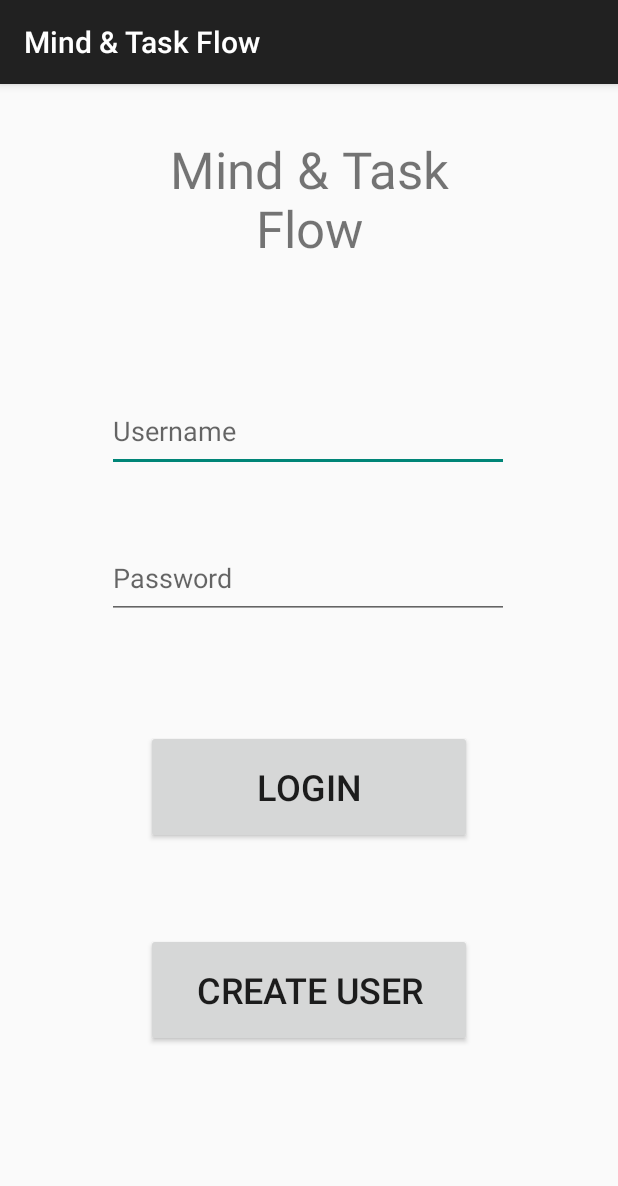
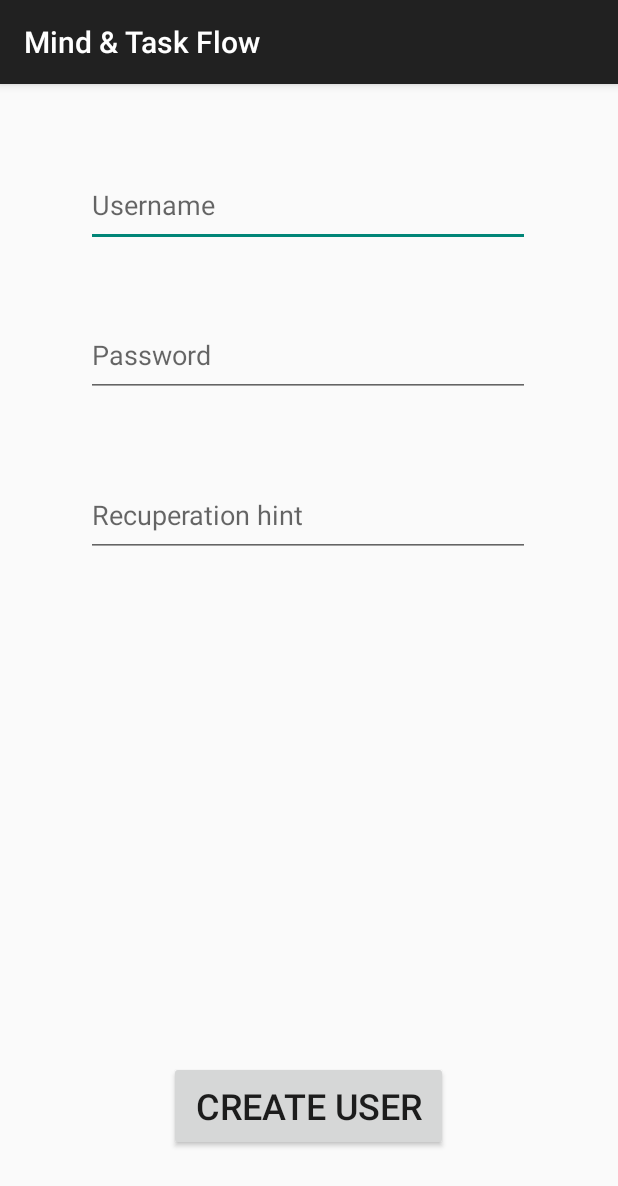
Before and after one commit to L0rdxavi97/Mind-TaskFlow, an Android app: the screen it shows after launch (MainActivity before the commit, create_user_activity after it), after a tap on "CREATE USER", on a phone screen of 412 x 824 dp. Shown: the top 1186 px of the screen. Run offline under Robolectric (Android 15) with nearby library versions, the phone set to English and light mode, and no system bars.

Commit message:
implementation of create user activity at local commit

```diff
--- a/ProyectoMind&TaskFlow/app/src/main/AndroidManifest.xml
+++ b/ProyectoMind&TaskFlow/app/src/main/AndroidManifest.xml
@@ -26,6 +26,9 @@
         android:theme="@style/Theme.AppCompat.DayNight.DarkActionBar"
         tools:targetApi="31">
         <activity
+            android:name=".create_user_activity"
+            android:exported="false" />
+        <activity
             android:name=".log_user"
             android:exported="false" />
         <activity
--- a/ProyectoMind&TaskFlow/app/src/main/java/com/example/proyectomindtaskflow/MainActivity.java
+++ b/ProyectoMind&TaskFlow/app/src/main/java/com/example/proyectomindtaskflow/MainActivity.java
@@ -47,7 +47,8 @@ public class MainActivity extends AppCompatActivity {
                 System.out.println("Crear passwd: "+psw.getText());
 
 
-                manejadorBDTablas.insertar_user(usr.getText().toString(),psw.getText().toString(),"PEPE","PACO");
+                //manejadorBDTablas.insertar_user(usr.getText().toString(),psw.getText().toString(),"PEPE","PACO");
+                intento2();
             }
         });
 
@@ -59,4 +60,9 @@ public class MainActivity extends AppCompatActivity {
         intent.addFlags(Intent.FLAG_ACTIVITY_REORDER_TO_FRONT);
         startActivity(intent);
     }
+    public void intento2() {
+        Intent intent = new Intent(this, create_user_activity.class);
+        intent.addFlags(Intent.FLAG_ACTIVITY_REORDER_TO_FRONT);
+        startActivity(intent);
+    }
 }
--- a/ProyectoMind&TaskFlow/app/src/main/java/com/example/proyectomindtaskflow/ManejadorBDTablas.java
+++ b/ProyectoMind&TaskFlow/app/src/main/java/com/example/proyectomindtaskflow/ManejadorBDTablas.java
@@ -91,7 +91,7 @@ public class ManejadorBDTablas extends SQLiteOpenHelper {
         return (resultado!=-1);
     }
 
-    public Cursor listar(){
+    public Cursor listar_users(){
         SQLiteDatabase sqLiteDatabase=this.getReadableDatabase();
         Cursor cursor=sqLiteDatabase.rawQuery("SELECT * FROM "+TABLE_USER,null);
         return cursor;
--- /dev/null
+++ b/ProyectoMind&TaskFlow/app/src/main/java/com/example/proyectomindtaskflow/create_user_activity.java
@@ -0,0 +1,45 @@
+package com.example.proyectomindtaskflow;
+
+import android.os.Bundle;
+import android.view.View;
+import android.widget.Button;
+import android.widget.EditText;
+
+import androidx.activity.EdgeToEdge;
+import androidx.appcompat.app.AppCompatActivity;
+import androidx.core.graphics.Insets;
+import androidx.core.view.ViewCompat;
+import androidx.core.view.WindowInsetsCompat;
+
+public class create_user_activity extends AppCompatActivity {
+
+    public Button boton;
+    public EditText nombre;
+    public EditText password;
+    public EditText frase;
+    public ManejadorBDTablas manejadorBDTablas;
+    @Override
+    protected void onCreate(Bundle savedInstanceState) {
+        super.onCreate(savedInstanceState);
+        setContentView(R.layout.activity_create_user);
+
+        manejadorBDTablas=new ManejadorBDTablas(this);
+        boton=findViewById(R.id.create_user_btn);
+        nombre=findViewById(R.id.ett_new_username);
+        password=findViewById(R.id.ett_new_passwd);
+        frase=findViewById(R.id.ett_new_r_hint);
+
+        boton.setOnClickListener(new View.OnClickListener() {
+            @Override
+            public void onClick(View v) {
+                manejadorBDTablas.insertar_user(nombre.getText().toString(),password.getText().toString(),frase.getText().toString(),"PACO");
+
+                System.out.println("Usuario: "+nombre.getText().toString());
+                System.out.println("Password: "+password.getText().toString());
+                System.out.println("Frase: "+frase.getText().toString());
+            }
+        });
+
+
+    }
+}
--- a/ProyectoMind&TaskFlow/app/src/main/java/com/example/proyectomindtaskflow/log_user.java
+++ b/ProyectoMind&TaskFlow/app/src/main/java/com/example/proyectomindtaskflow/log_user.java
@@ -29,7 +29,7 @@ public class log_user extends AppCompatActivity {
             @Override
             public void onClick(View v) {
                 System.out.println("Boton log pulsado");
-                Cursor cursor=manejadorBDTablas.listar();
+                Cursor cursor=manejadorBDTablas.listar_users();
 
                 if (cursor != null) {
                     try {
--- /dev/null
+++ b/ProyectoMind&TaskFlow/app/src/main/res/layout/activity_create_user.xml
@@ -0,0 +1,79 @@
+<?xml version="1.0" encoding="utf-8"?>
+<androidx.constraintlayout.widget.ConstraintLayout xmlns:android="http://schemas.android.com/apk/res/android"
+    xmlns:app="http://schemas.android.com/apk/res-auto"
+    xmlns:tools="http://schemas.android.com/tools"
+    android:id="@+id/main"
+    android:layout_width="match_parent"
+    android:layout_height="match_parent"
+    tools:context=".create_user_activity">
+
+    <EditText
+        android:id="@+id/ett_new_username"
+        android:layout_width="296dp"
+        android:layout_height="56dp"
+        android:ems="10"
+        android:hint="@string/usernm"
+        android:inputType="text"
+        android:minHeight="48dp"
+        app:layout_constraintBottom_toBottomOf="parent"
+        app:layout_constraintEnd_toEndOf="parent"
+        app:layout_constraintHorizontal_bias="0.497"
+        app:layout_constraintStart_toStartOf="parent"
+        app:layout_constraintTop_toTopOf="parent"
+        app:layout_constraintVertical_bias="0.074" />
+
+    <EditText
+        android:id="@+id/ett_new_passwd"
+        android:layout_width="296dp"
+        android:layout_height="56dp"
+        android:ems="10"
+        android:hint="@string/pswd"
+        android:inputType="text"
+        android:minHeight="48dp"
+        app:layout_constraintBottom_toBottomOf="parent"
+        app:layout_constraintEnd_toEndOf="parent"
+        app:layout_constraintHorizontal_bias="0.497"
+        app:layout_constraintStart_toStartOf="parent"
+        app:layout_constraintTop_toTopOf="parent"
+        app:layout_constraintVertical_bias="0.214" />
+
+    <EditText
+        android:id="@+id/ett_new_r_hint"
+        android:layout_width="296dp"
+        android:layout_height="56dp"
+        android:ems="10"
+        android:hint="@string/f_rec"
+        android:inputType="text"
+        android:minHeight="48dp"
+        app:layout_constraintBottom_toBottomOf="parent"
+        app:layout_constraintEnd_toEndOf="parent"
+        app:layout_constraintHorizontal_bias="0.497"
+        app:layout_constraintStart_toStartOf="parent"
+        app:layout_constraintTop_toTopOf="parent"
+        app:layout_constraintVertical_bias="0.364" />
+
+    <ImageView
+        android:id="@+id/img_new_user"
+        android:layout_width="228dp"
+        android:layout_height="251dp"
+        app:layout_constraintBottom_toBottomOf="parent"
+        app:layout_constraintEnd_toEndOf="parent"
+        app:layout_constraintHorizontal_bias="0.497"
+        app:layout_constraintStart_toStartOf="parent"
+        app:layout_constraintTop_toTopOf="parent"
+        app:layout_constraintVertical_bias="0.697"
+        tools:srcCompat="@tools:sample/avatars" />
+
+    <Button
+        android:id="@+id/create_user_btn"
+        android:layout_width="186dp"
+        android:layout_height="60dp"
+        android:text="@string/btncrt"
+        android:textSize="24sp"
+        app:layout_constraintBottom_toBottomOf="parent"
+        app:layout_constraintEnd_toEndOf="parent"
+        app:layout_constraintHorizontal_bias="0.498"
+        app:layout_constraintStart_toStartOf="parent"
+        app:layout_constraintTop_toTopOf="parent"
+        app:layout_constraintVertical_bias="0.92" />
+</androidx.constraintlayout.widget.ConstraintLayout>
--- a/ProyectoMind&TaskFlow/app/src/main/res/values/strings.xml
+++ b/ProyectoMind&TaskFlow/app/src/main/res/values/strings.xml
@@ -4,4 +4,5 @@
     <string name="pswd">Password</string>
     <string name="bntlog">Login</string>
     <string name="btncrt">Create User</string>
+    <string name="f_rec">Recuperation hint</string>
 </resources>
```
Also changed, not shown: 2 other files.
